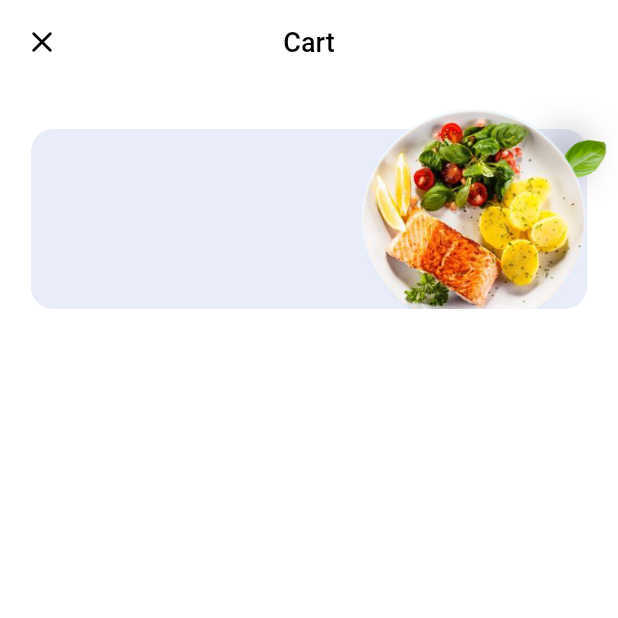
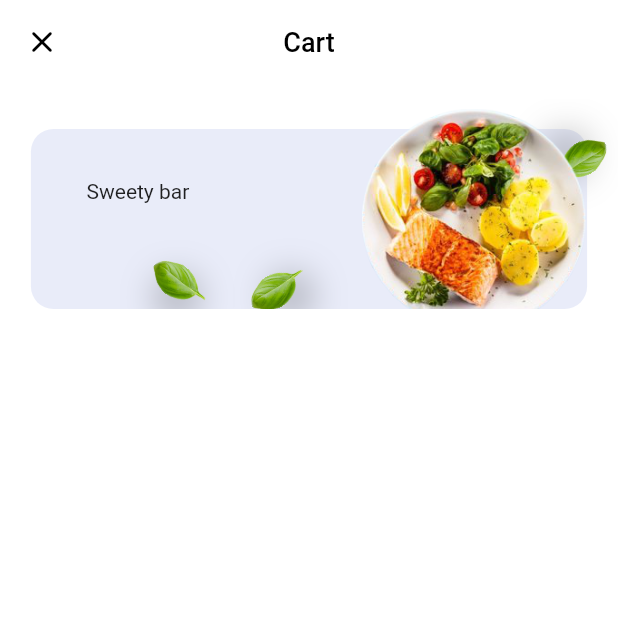
Before and after one commit to hugogoncalvez/app_dise-o2, a Flutter app: the CarritoPage screen opened by its route, on a phone screen of 412 x 824 dp, the top half of it. Run offline on Flutter 3.47's test engine with Material 2 defaults, Android fonts, the phone set to English and light mode, and no system bars.

Commit message:
avances carrito page

```diff
--- a/lib/pages/carrito.dart
+++ b/lib/pages/carrito.dart
@@ -57,7 +57,33 @@ class CarritoPage extends StatelessWidget {
                                 ? size.height * 0.03
                                 : size.height * 0.05,
                             spreadradius: 3,
-                            turns: 150 )),
+                            turns: 150)),
+                    Positioned(
+                        bottom: 2, //size.height * 0.04,
+                        left: size.height * 0.20, // size.height * 0.55,
+                        child: Rotation(
+                            blurRadius: 20,
+                            dx: 5,
+                            dy: 8,
+                            image: 'assets/albahaca.png',
+                            size: (size.width <= 410)
+                                ? size.height * 0.055
+                                : size.height * 0.05,
+                            spreadradius: 3,
+                            turns: -30)),
+                    Positioned(
+                        bottom: 6, //size.height * 0.04,
+                        left: size.height * 0.12, // size.height * 0.55,
+                        child: Rotation(
+                            blurRadius: 20,
+                            dx: 5,
+                            dy: 8,
+                            image: 'assets/albahaca.png',
+                            size: (size.width <= 410)
+                                ? size.height * 0.035
+                                : size.height * 0.05,
+                            spreadradius: 3,
+                            turns: 40)),
                     Positioned(
                       top: 5,
                       right: size.height * 0.025,
@@ -70,10 +96,14 @@ class CarritoPage extends StatelessWidget {
                         opacidad: 0.0001,
                       ),
                     ),
+                    Positioned(
+                        left: size.height * 0.07,
+                        top: size.height * 0.065,
+                        child: Text('Sweety bar')),
                   ],
                 ),
               ),
-            )
+            ),
           ],
         ));
   }
```
